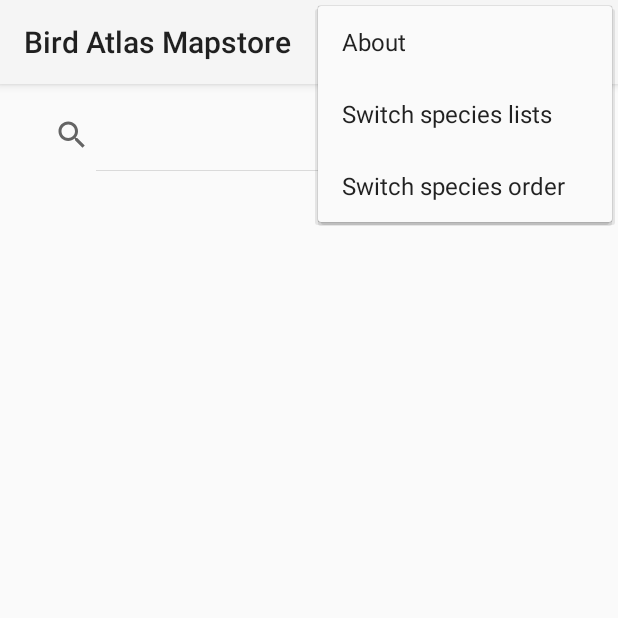
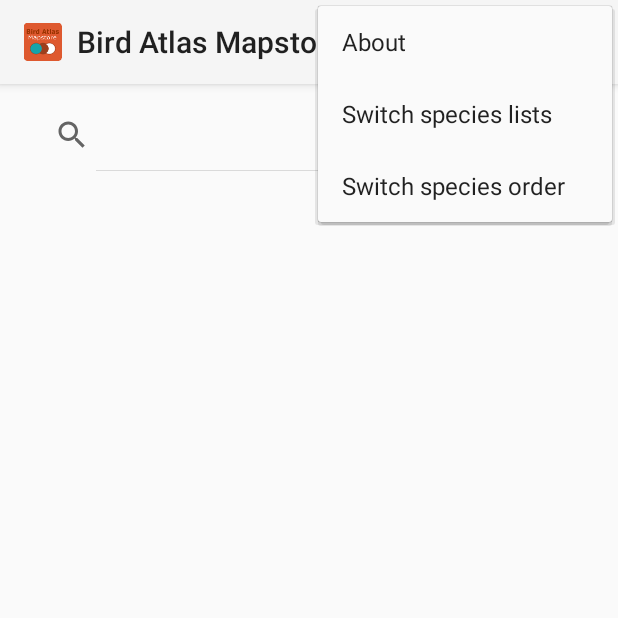
Before and after one commit to iaindownie/AtlasMaps, an Android app: the screen it shows after launch (MainActivity), with the options menu open, on a phone screen of 412 x 824 dp, the top half of it. Run offline under Robolectric (Android 15) with nearby library versions, the phone set to English and light mode, and no system bars; 8 statements that could not run were skipped.

Commit message:
Tweaking, always tweaking and tinkering :-) Icon on ActionBar and adjusting heights of items

```diff
--- a/app/src/main/java/org/bto/atlasmaps/MainActivity.java
+++ b/app/src/main/java/org/bto/atlasmaps/MainActivity.java
@@ -1,5 +1,6 @@
 package org.bto.atlasmaps;
 
+import android.app.ActionBar;
 import android.app.Activity;
 import android.app.AlertDialog;
 import android.app.Dialog;
@@ -85,6 +86,12 @@ public class MainActivity extends Activity implements
                 .getSystemService(Context.INPUT_METHOD_SERVICE);
         // Create context object to re-use later
         myContext = this.getApplicationContext();
+
+        ActionBar actionBar = this.getActionBar();
+        actionBar.setDisplayShowHomeEnabled(true);
+        actionBar.setIcon(R.drawable.bar_icon);
+        actionBar.setDisplayUseLogoEnabled(true);
+
 
         // Set up the shared preferences for species list type and order (default true)
         prefs = getPreferences(Context.MODE_PRIVATE);
--- /dev/null
+++ b/app/src/main/res/drawable/bar_icon.xml
@@ -0,0 +1,10 @@
+<?xml version="1.0" encoding="utf-8"?>
+<layer-list xmlns:android="http://schemas.android.com/apk/res/android">
+
+    <item
+        android:width="25dip"
+        android:height="25dip"
+        android:drawable="@mipmap/ic_launcher"
+        android:right="10dp" />
+
+</layer-list>
--- a/app/src/main/res/layout/activity_main.xml
+++ b/app/src/main/res/layout/activity_main.xml
@@ -44,7 +44,6 @@
 
     </LinearLayout>
 
-
     <ExpandableListView
         android:id="@+id/expandableListView"
         android:layout_height="wrap_content"
--- a/app/src/main/res/layout/list_group.xml
+++ b/app/src/main/res/layout/list_group.xml
@@ -11,9 +11,9 @@
         android:layout_width="wrap_content"
         android:layout_height="wrap_content"
         android:layout_alignParentLeft="true"
-        android:paddingBottom="10dp"
+        android:paddingBottom="9dp"
         android:paddingLeft="?android:attr/expandableListPreferredItemPaddingLeft"
-        android:paddingTop="10dp"
+        android:paddingTop="9dp"
         android:textColor="#000000"
         android:gravity="left"
         android:layout_weight="1.0"
```
Also changed, not shown: app/src/main/res/layout/list_item.xml (+5 -6 lines), app/src/main/res/drawable/icon_40_rounded.png (added).
